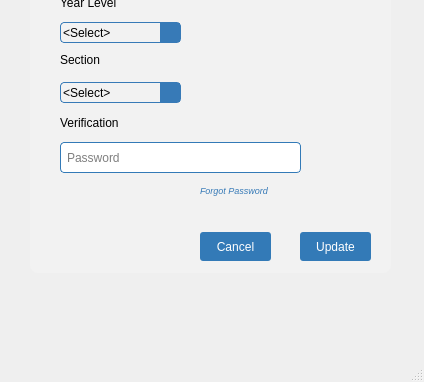
Qt form edit.ui (leothii/ASES) before a commit; both pictures show x 0 to 424 and y 418 to 800 of the 424 by 800 pixel window.
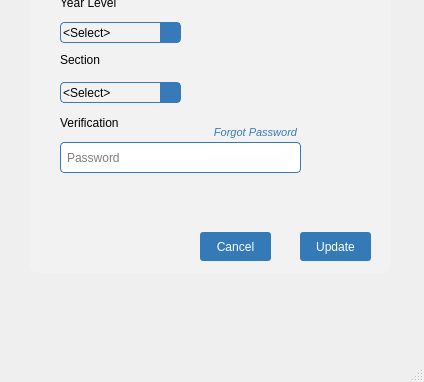
The same form after that commit. Icons and pictures are not drawn.

The edit to the form file:
```diff
--- a/edit.ui
+++ b/edit.ui
@@ -1507,29 +1507,6 @@
       <string>Verification</string>
      </property>
     </widget>
-    <widget class="QLabel" name="label_7">
-     <property name="geometry">
-      <rect>
-       <x>170</x>
-       <y>580</y>
-       <width>111</width>
-       <height>16</height>
-      </rect>
-     </property>
-     <property name="font">
-      <font>
-       <pointsize>7</pointsize>
-       <italic>true</italic>
-      </font>
-     </property>
-     <property name="styleSheet">
-      <string notr="true">color: rgb(55, 122, 183);
-</string>
-     </property>
-     <property name="text">
-      <string>Forgot Password</string>
-     </property>
-    </widget>
     <widget class="QLineEdit" name="StudentNo">
      <property name="enabled">
       <bool>true</bool>
@@ -1614,6 +1591,30 @@
       <string>Email</string>
      </property>
     </widget>
+    <widget class="QPushButton" name="PassButton">
+     <property name="geometry">
+      <rect>
+       <x>170</x>
+       <y>520</y>
+       <width>111</width>
+       <height>21</height>
+      </rect>
+     </property>
+     <property name="font">
+      <font>
+       <pointsize>8</pointsize>
+       <italic>true</italic>
+      </font>
+     </property>
+     <property name="styleSheet">
+      <string notr="true">color:#377ab7;
+border: none; 
+background-color: transparent; </string>
+     </property>
+     <property name="text">
+      <string>Forgot Password</string>
+     </property>
+    </widget>
    </widget>
   </widget>
   <widget class="QMenuBar" name="menubar">
```
